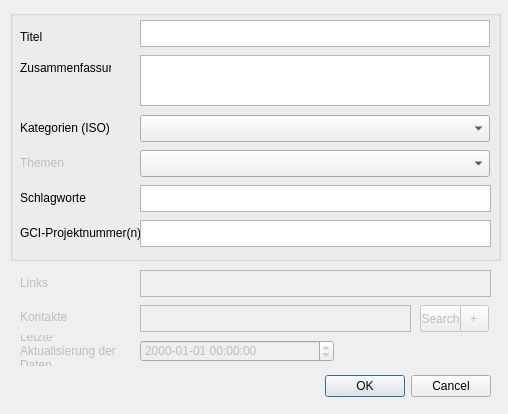
Old version of the form pg_metadata/resources/ui/edit_metadata_dialog.ui in the repository effjot/qgis-pgmetadata-plugin.
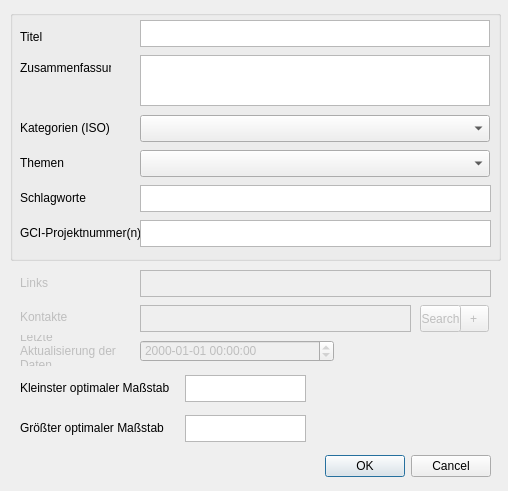
New version of the form. Custom widgets are drawn as their Qt base class.

Commit message:
added textbox for optimal scale
FIXME: error when entering character to scale textbox

```diff
--- a/pg_metadata/resources/ui/edit_metadata_dialog.ui
+++ b/pg_metadata/resources/ui/edit_metadata_dialog.ui
@@ -7,7 +7,7 @@
     <x>0</x>
     <y>0</y>
     <width>508</width>
-    <height>414</height>
+    <height>491</height>
    </rect>
   </property>
   <property name="windowTitle">
@@ -17,7 +17,7 @@
    <property name="geometry">
     <rect>
      <x>320</x>
-     <y>370</y>
+     <y>450</y>
      <width>171</width>
      <height>32</height>
     </rect>
@@ -150,7 +150,7 @@
    </widget>
    <widget class="QLabel" name="label_7">
     <property name="enabled">
-     <bool>false</bool>
+     <bool>true</bool>
     </property>
     <property name="geometry">
      <rect>
@@ -328,6 +328,52 @@
     <string>yyyy-MM-dd HH:mm:ss</string>
    </property>
   </widget>
+  <widget class="QLabel" name="label_10">
+   <property name="geometry">
+    <rect>
+     <x>20</x>
+     <y>380</y>
+     <width>161</width>
+     <height>16</height>
+    </rect>
+   </property>
+   <property name="text">
+    <string>Kleinster optimaler Maßstab    1 : </string>
+   </property>
+  </widget>
+  <widget class="QLabel" name="label_11">
+   <property name="geometry">
+    <rect>
+     <x>20</x>
+     <y>420</y>
+     <width>161</width>
+     <height>16</height>
+    </rect>
+   </property>
+   <property name="text">
+    <string>Größter optimaler Maßstab     1 : </string>
+   </property>
+  </widget>
+  <widget class="QPlainTextEdit" name="textbox_minimum_optimal_scale">
+   <property name="geometry">
+    <rect>
+     <x>185</x>
+     <y>375</y>
+     <width>121</width>
+     <height>27</height>
+    </rect>
+   </property>
+  </widget>
+  <widget class="QPlainTextEdit" name="textbox_maximum_optimal_scale">
+   <property name="geometry">
+    <rect>
+     <x>185</x>
+     <y>415</y>
+     <width>121</width>
+     <height>27</height>
+    </rect>
+   </property>
+  </widget>
  </widget>
  <customwidgets>
   <customwidget>
```
Left out of the diff: 6 changed lines with no effect on the pictures. The commit also changes 1 other file.
